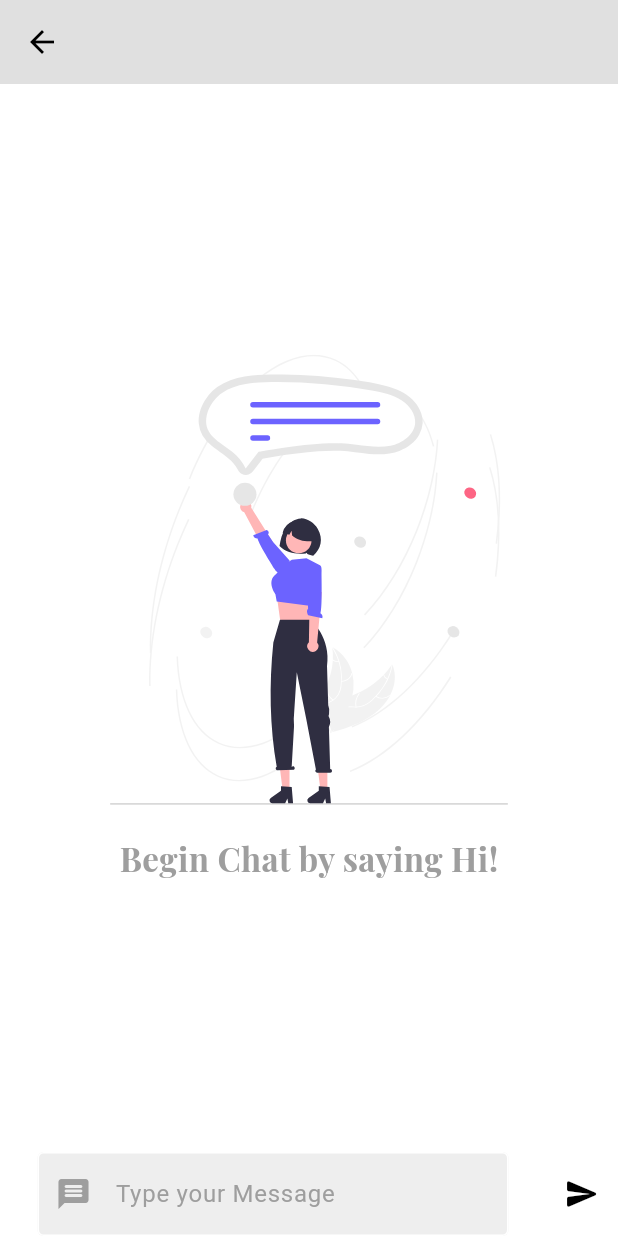
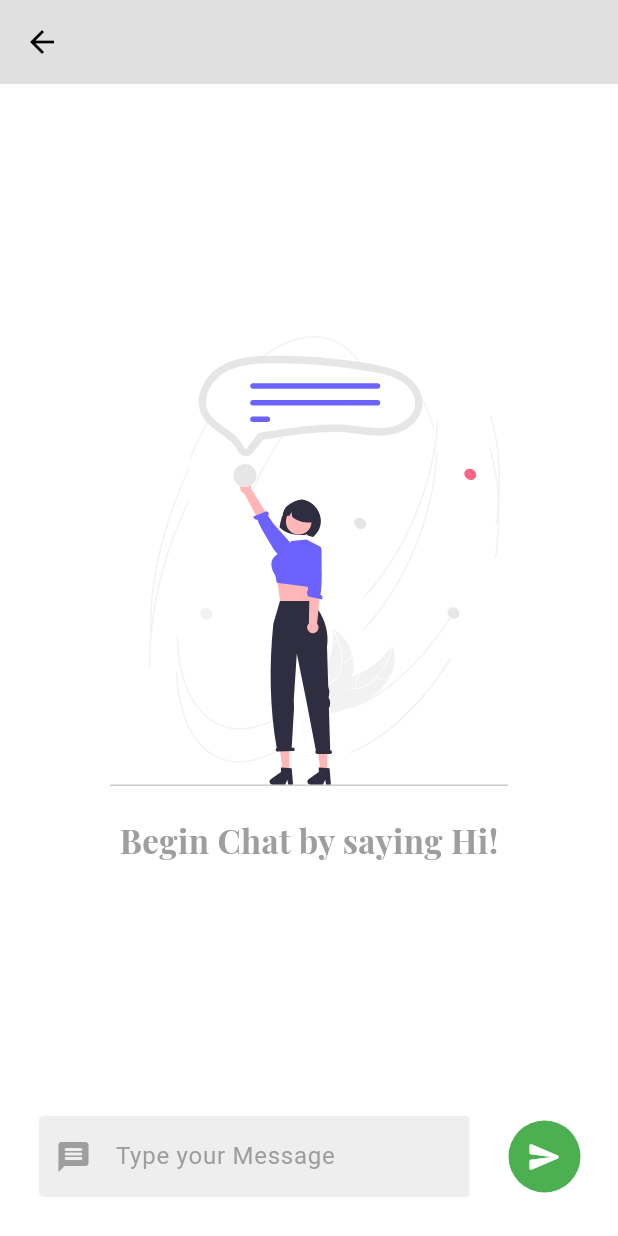
Before and after one commit to rafay99-epic/SimpleThread, a Flutter app: the ChatPage screen opened directly with empty values, after a tap on the "send" icon, on a phone screen of 412 x 824 dp. Run offline on Flutter 3.47's test engine with Material 3 defaults, Android fonts, the phone set to English and light mode, and no system bars; our stand-ins replace cloud_firestore, firebase_auth, firebase_core, flutter_svg, google_fonts, lottie and 1 more; accounts and stored records are empty; network calls fail.

Commit message:
Bug Fixes

```diff
--- a/lib/src/backend/services/chat/chat_service.dart
+++ b/lib/src/backend/services/chat/chat_service.dart
@@ -42,8 +42,8 @@ class ChatService {
 
     //create a new message
     Message newMessage = Message(
-      senderID: currentuserEmail,
-      senderEmail: currentuserID,
+      senderID: currentuserID,
+      senderEmail: currentuserEmail,
       reciverID: reciverID,
       message: message,
       timestamp: timestamp,
--- a/lib/src/frontend/compoents/my_textfeild.dart
+++ b/lib/src/frontend/compoents/my_textfeild.dart
@@ -5,12 +5,14 @@ class MyTextFeild extends StatelessWidget {
   final bool obsuretext;
   final TextEditingController controller;
   final IconData icons;
+  final FocusNode? focusNode;
   const MyTextFeild({
     super.key,
     required this.hintText,
     required this.obsuretext,
     required this.controller,
     required this.icons,
+    this.focusNode,
   });
 
   @override
@@ -20,6 +22,7 @@ class MyTextFeild extends StatelessWidget {
       child: TextField(
         obscureText: obsuretext,
         controller: controller,
+        focusNode: focusNode,
         decoration: InputDecoration(
             //this is the enable the Text Feild color and design
             enabledBorder: OutlineInputBorder(
--- a/lib/src/frontend/screens/chat_page.dart
+++ b/lib/src/frontend/screens/chat_page.dart
@@ -9,7 +9,7 @@ import '/src/backend/services/chat/chat_service.dart';
 import '/src/frontend/compoents/my_appbar.dart';
 import '/src/frontend/compoents/my_textfeild.dart';
 
-class ChatPage extends StatelessWidget {
+class ChatPage extends StatefulWidget {
   //Getting Data Variables
   final String receiverEmail;
   final String receiverID;
@@ -20,12 +20,17 @@ class ChatPage extends StatelessWidget {
   static const String _emptyChat = "assets/images/empty_chat.svg";
 
   // getting  functions
-  ChatPage({
+  const ChatPage({
     super.key,
     required this.receiverID,
     required this.receiverEmail,
   });
 
+  @override
+  State<ChatPage> createState() => _ChatPageState();
+}
+
+class _ChatPageState extends State<ChatPage> {
   //text Controller
   final TextEditingController _messageController = TextEditingController();
 
@@ -33,12 +38,43 @@ class ChatPage extends StatelessWidget {
   final ChatService _chatService = ChatService();
   final AuthService _authService = AuthService();
 
+  //for text feild focus
+  FocusNode myFocusNode = FocusNode();
+
+  @override
+  void initState() {
+    super.initState();
+    myFocusNode.addListener(() {
+      if (myFocusNode.hasFocus) {
+        Future.delayed(const Duration(milliseconds: 500), () => scrollDown());
+      }
+    });
+
+    Future.delayed(const Duration(milliseconds: 500), () => scrollDown());
+  }
+
+  @override
+  void dispose() {
+    _messageController.dispose();
+    super.dispose();
+  }
+
+  //scroll controller
+  final ScrollController _scrollController = ScrollController();
+  void scrollDown() {
+    _scrollController.animateTo(
+      _scrollController.position.maxScrollExtent,
+      duration: const Duration(seconds: 1),
+      curve: Curves.fastOutSlowIn,
+    );
+  }
+
   //* The main Widget
   @override
   Widget build(BuildContext context) {
     return Scaffold(
       appBar: MyAppBar(
-        title: (receiverEmail),
+        title: (widget.receiverEmail),
       ),
       body: Column(
         children: [
@@ -58,16 +94,18 @@ class ChatPage extends StatelessWidget {
     //if there is something inside the textfeild the textfeild then send it
     if (_messageController.text.isNotEmpty) {
       //send the message
-      await _chatService.sendMessage(receiverID, _messageController.text);
+      await _chatService.sendMessage(
+          widget.receiverID, _messageController.text);
       _messageController.clear();
     }
+    scrollDown();
   }
 
   //* building Message List between two users
   Widget _buildMessageList() {
     String senderID = _authService.getcurrentUser()!.uid;
     return StreamBuilder(
-      stream: _chatService.getMessage(receiverID, senderID),
+      stream: _chatService.getMessage(widget.receiverID, senderID),
       builder: (context, snapshot) {
         //* errors
         if (snapshot.hasError) {
@@ -78,7 +116,7 @@ class ChatPage extends StatelessWidget {
         if (snapshot.connectionState == ConnectionState.waiting) {
           return Center(
             child: Lottie.asset(
-              _loader,
+              ChatPage._loader,
               width: 150,
               height: 150,
               repeat: true,
@@ -90,6 +128,7 @@ class ChatPage extends StatelessWidget {
         //* return list view
         return snapshot.hasData && snapshot.data!.docs.isNotEmpty
             ? ListView(
+                controller: _scrollController,
                 children: snapshot.data!.docs
                     .map((doc) => _buildMessageItem(doc))
                     .toList(),
@@ -99,7 +138,7 @@ class ChatPage extends StatelessWidget {
                   mainAxisAlignment: MainAxisAlignment.center,
                   children: [
                     SvgPicture.asset(
-                      _emptyChat,
+                      ChatPage._emptyChat,
                       width: 300,
                       height: 300,
                     ),
@@ -125,14 +164,14 @@ class ChatPage extends StatelessWidget {
     String message = data["message"];
     String senderID = data["senderID"];
     bool isSender = senderID == _authService.getcurrentUser()!.uid;
-
+    //Chat Bubble UI
     return Align(
-      alignment: isSender ? Alignment.centerLeft : Alignment.centerRight,
+      alignment: isSender ? Alignment.centerRight : Alignment.centerLeft,
       child: Container(
         margin: const EdgeInsets.all(8.0),
         padding: const EdgeInsets.all(12.0),
         decoration: BoxDecoration(
-          color: isSender ? const Color.fromRGBO(54, 54, 54, 1) : Colors.green,
+          color: isSender ? Colors.blueAccent : Colors.green,
           borderRadius: BorderRadius.circular(8.0),
         ),
         child: Text(
@@ -145,23 +184,35 @@ class ChatPage extends StatelessWidget {
 
   //* Sent Message Input
   Widget _buildMessageInput() {
-    return Row(
+    return Padding(
+      padding: const EdgeInsets.only(bottom: 25.0),
+      child: Row(
         children: [
           Expanded(
             child: MyTextFeild(
               controller: _messageController,
               hintText: "Type your Message",
               obsuretext: false,
+              focusNode: myFocusNode,
               icons: Icons.message_rounded,
             ),
           ),
-        IconButton(
+          Container(
+            decoration: BoxDecoration(
+              color: Colors.green,
+              borderRadius: BorderRadius.circular(50),
+            ),
+            margin: const EdgeInsets.only(right: 25),
+            child: IconButton(
               onPressed: sendMessage,
               icon: const Icon(
                 Icons.send_rounded,
+                color: Colors.white,
+              ),
             ),
           ),
         ],
+      ),
     );
   }
 }
```
Also changed, not shown: lib/src/frontend/theme/themeswitcher.dart (added, +15 -0 lines). Lines whose indentation alone changed are shown as unchanged.
